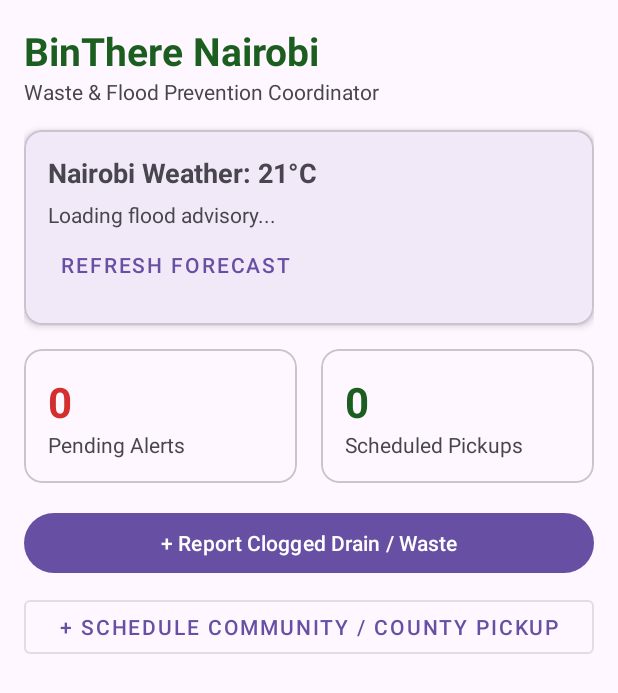
After one commit to Kingorimish/binthere-app, an Android app: the layout fragment_dashboard.xml on its own in the app's theme, with its tools: preview values and no code run, on a phone screen of 412 x 824 dp. The commit adds this screen. Shown: the top 693 px of the screen. Run offline under Robolectric (Android 15) with nearby library versions, the phone set to English and light mode, and no system bars.

Commit message:
Add Navigation Graph and XML layouts

```diff
--- /dev/null
+++ b/app/src/main/res/layout/fragment_dashboard.xml
@@ -0,0 +1,148 @@
+<?xml version="1.0" encoding="utf-8"?>
+<ScrollView xmlns:android="http://schemas.android.com/apk/res/android"
+    xmlns:app="http://schemas.android.com/apk/res-auto"
+    android:layout_width="match_parent"
+    android:layout_height="match_parent"
+    android:padding="16dp">
+
+    <LinearLayout
+        android:layout_width="match_parent"
+        android:layout_height="wrap_content"
+        android:orientation="vertical">
+
+        <TextView
+            android:layout_width="wrap_content"
+            android:layout_height="wrap_content"
+            android:text="BinThere Nairobi"
+            android:textSize="26sp"
+            android:textStyle="bold"
+            android:textColor="#1B5E20" />
+
+        <TextView
+            android:layout_width="wrap_content"
+            android:layout_height="wrap_content"
+            android:text="Waste &amp; Flood Prevention Coordinator"
+            android:textSize="14sp"
+            android:layout_marginBottom="16dp" />
+
+        <com.google.android.material.card.MaterialCardView
+            android:id="@+id/cardWeather"
+            android:layout_width="match_parent"
+            android:layout_height="wrap_content"
+            android:layout_marginBottom="16dp"
+            app:cardCornerRadius="12dp"
+            app:cardElevation="3dp">
+
+            <LinearLayout
+                android:layout_width="match_parent"
+                android:layout_height="wrap_content"
+                android:orientation="vertical"
+                android:padding="16dp">
+
+                <TextView
+                    android:id="@+id/tvWeatherHeader"
+                    android:layout_width="wrap_content"
+                    android:layout_height="wrap_content"
+                    android:text="Nairobi Weather: 21°C"
+                    android:textSize="18sp"
+                    android:textStyle="bold" />
+
+                <TextView
+                    android:id="@+id/tvFloodAdvisory"
+                    android:layout_width="match_parent"
+                    android:layout_height="wrap_content"
+                    android:layout_marginTop="6dp"
+                    android:text="Loading flood advisory..."
+                    android:textSize="14sp" />
+
+                <Button
+                    android:id="@+id/btnRefreshWeather"
+                    style="@style/Widget.MaterialComponents.Button.TextButton"
+                    android:layout_width="wrap_content"
+                    android:layout_height="wrap_content"
+                    android:text="Refresh Forecast" />
+            </LinearLayout>
+        </com.google.android.material.card.MaterialCardView>
+
+        <LinearLayout
+            android:layout_width="match_parent"
+            android:layout_height="wrap_content"
+            android:orientation="horizontal"
+            android:weightSum="2"
+            android:layout_marginBottom="16dp">
+
+            <com.google.android.material.card.MaterialCardView
+                android:layout_width="0dp"
+                android:layout_height="wrap_content"
+                android:layout_weight="1"
+                android:layout_marginEnd="8dp"
+                app:cardCornerRadius="12dp">
+
+                <LinearLayout
+                    android:layout_width="match_parent"
+                    android:layout_height="wrap_content"
+                    android:orientation="vertical"
+                    android:padding="16dp">
+
+                    <TextView
+                        android:id="@+id/tvPendingCount"
+                        android:layout_width="wrap_content"
+                        android:layout_height="wrap_content"
+                        android:text="0"
+                        android:textSize="28sp"
+                        android:textStyle="bold"
+                        android:textColor="#D32F2F" />
+
+                    <TextView
+                        android:layout_width="wrap_content"
+                        android:layout_height="wrap_content"
+                        android:text="Pending Alerts" />
+                </LinearLayout>
+            </com.google.android.material.card.MaterialCardView>
+
+            <com.google.android.material.card.MaterialCardView
+                android:layout_width="0dp"
+                android:layout_height="wrap_content"
+                android:layout_weight="1"
+                android:layout_marginStart="8dp"
+                app:cardCornerRadius="12dp">
+
+                <LinearLayout
+                    android:layout_width="match_parent"
+                    android:layout_height="wrap_content"
+                    android:orientation="vertical"
+                    android:padding="16dp">
+
+                    <TextView
+                        android:id="@+id/tvSchedulesCount"
+                        android:layout_width="wrap_content"
+                        android:layout_height="wrap_content"
+                        android:text="0"
+                        android:textSize="28sp"
+                        android:textStyle="bold"
+                        android:textColor="#1B5E20" />
+
+                    <TextView
+                        android:layout_width="wrap_content"
+                        android:layout_height="wrap_content"
+                        android:text="Scheduled Pickups" />
+                </LinearLayout>
+            </com.google.android.material.card.MaterialCardView>
+        </LinearLayout>
+
+        <Button
+            android:id="@+id/btnQuickReport"
+            android:layout_width="match_parent"
+            android:layout_height="wrap_content"
+            android:text="+ Report Clogged Drain / Waste"
+            android:layout_marginBottom="8dp" />
+
+        <Button
+            android:id="@+id/btnQuickSchedule"
+            style="@style/Widget.MaterialComponents.Button.OutlinedButton"
+            android:layout_width="match_parent"
+            android:layout_height="wrap_content"
+            android:text="+ Schedule Community / County Pickup" />
+
+    </LinearLayout>
+</ScrollView>
```
Also changed, not shown: app/src/main/java/com/example/binthere/MainActivity.kt (+28 -9 lines), app/src/main/res/layout/activity_main.xml (+21 -10 lines), app/src/main/res/layout/fragment_list_screen.xml (added, +46 -0 lines), app/src/main/res/layout/item_record_card.xml (added, +67 -0 lines), app/src/main/res/menu/bottom_nav_menu.xml (added, +19 -0 lines), app/src/main/res/navigation/nav_graph.xml (added, +31 -0 lines).
